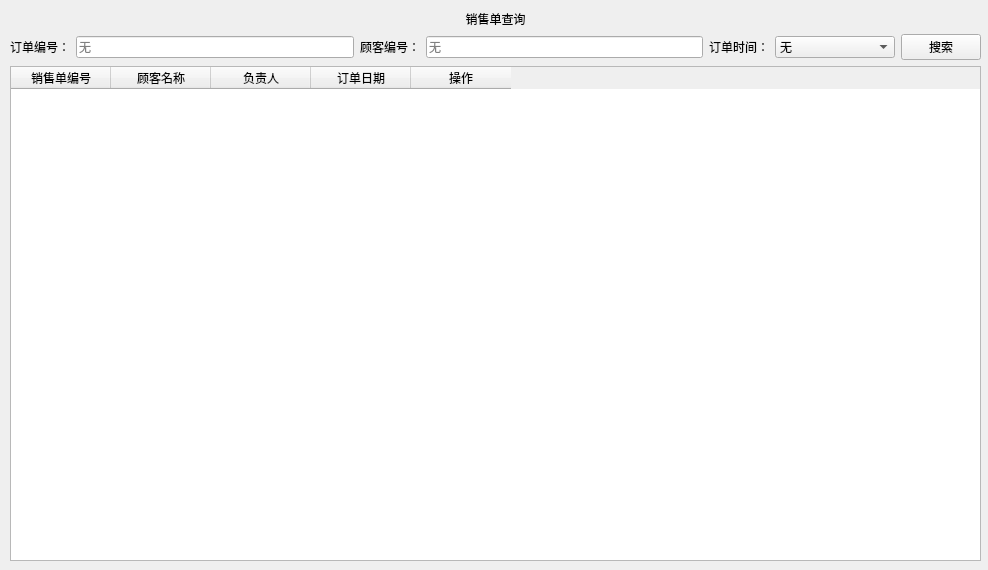
Old version of the form UI/Salelist_widget.ui in the repository RunpuWei/InvoicingManagementSystem.
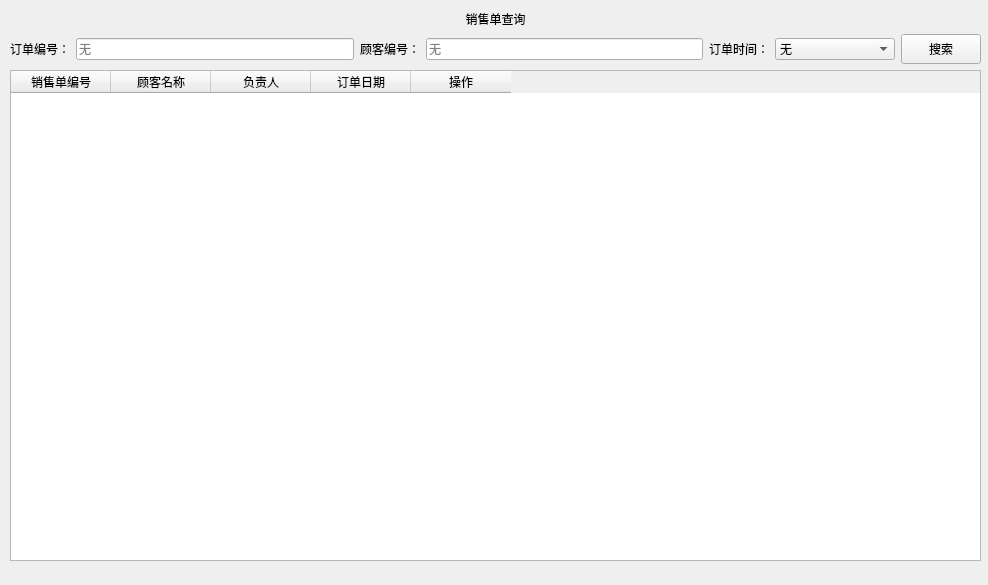
New version of the form. Icons and pictures are not drawn.

```diff
--- a/UI/Salelist_widget.ui
+++ b/UI/Salelist_widget.ui
@@ -7,7 +7,7 @@
     <x>0</x>
     <y>0</y>
     <width>988</width>
-    <height>570</height>
+    <height>585</height>
    </rect>
   </property>
   <property name="windowTitle">
@@ -115,6 +115,12 @@
       </item>
       <item>
        <widget class="QPushButton" name="search_saleinfo">
+        <property name="minimumSize">
+         <size>
+          <width>0</width>
+          <height>30</height>
+         </size>
+        </property>
         <property name="text">
          <string>搜索</string>
         </property>
```
